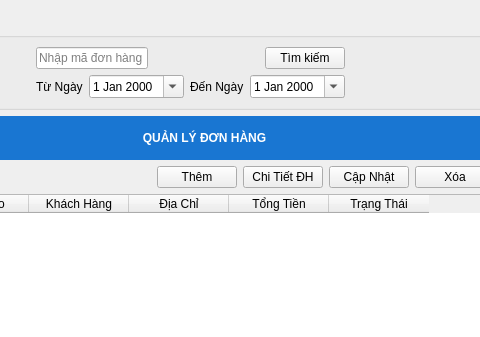
The window that ui/main_window.ui (thinh-doan/sales-and-warehouse-management-system) describes before a commit, drawn with Qt 5; both pictures show x 416 to 896 and y 0 to 337 of the 1015 by 669 pixel window.
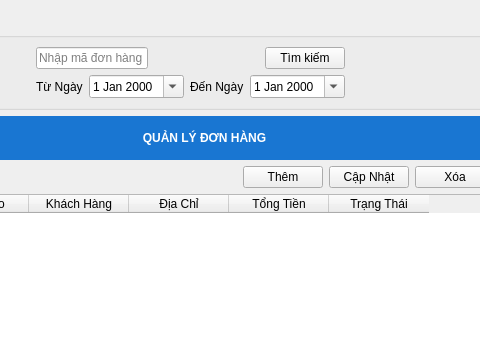
The same window after the commit. The open tabs and pages were chosen to show the change.

Patch:
```diff
--- a/ui/main_window.ui
+++ b/ui/main_window.ui
@@ -380,13 +380,6 @@
             </property>
            </widget>
           </item>
-          <item>
-           <widget class="QPushButton" name="btnChiTietDH">
-            <property name="text">
-             <string>Chi Tiết ĐH</string>
-            </property>
-           </widget>
-          </item>
           <item>
            <widget class="QPushButton" name="btnCapNhatDH">
             <property name="text">
```
Left out of the diff: 2 changed lines with no effect on the pictures.
